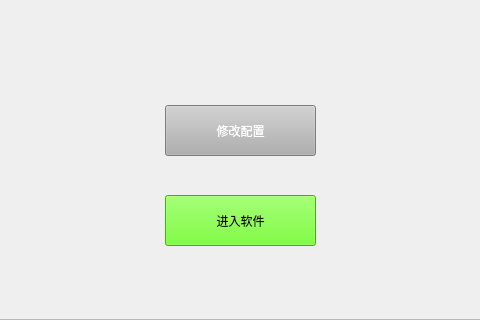
Before: the Qt Designer form resources/ui/launcher.ui in CuiMengchao201415/Gcz_MobilePhone_Scrapy, drawn with Qt 5; both pictures show x 95 to 575 and y 235 to 555 of the 666 by 555 pixel window.
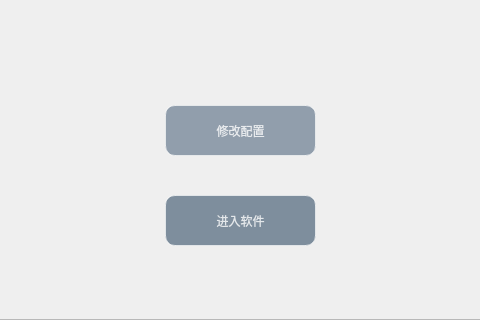
After: the same form once the commit is applied. Icons and pictures are not drawn.

What changed in the file:
```diff
--- a/resources/ui/launcher.ui
+++ b/resources/ui/launcher.ui
@@ -76,8 +76,10 @@
       </property>
       <property name="styleSheet">
        <string notr="true">border-image: None;
-background-color: rgb(175, 175, 175);
-color: rgb(255, 255, 255);</string>
+border: 1px solid rgba(255, 255, 255,150);
+border-radius: 10px;
+background-color: rgba(47,74,101,125);
+color: rgba(255, 255, 255, 200);</string>
       </property>
       <property name="text">
        <string>修改配置</string>
@@ -94,8 +96,10 @@
       </property>
       <property name="styleSheet">
        <string notr="true">border-image: None;
-color: rgb(0, 0, 0);
-background-color: rgb(85, 255, 0);</string>
+border: 1px solid rgba(255, 255, 255,150);
+border-radius: 10px;
+background-color: rgba(47,74,101,150);
+color: rgba(255, 255, 255, 200);</string>
       </property>
       <property name="text">
        <string>进入软件</string>
```
